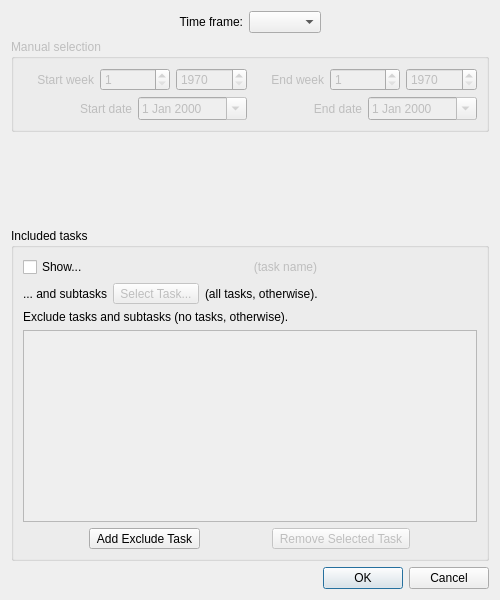
This is Charm/Widgets/ActivityReportConfigurationDialog.ui in KDAB/Charm as Qt 5 draws it before an edit. The edited form follows.
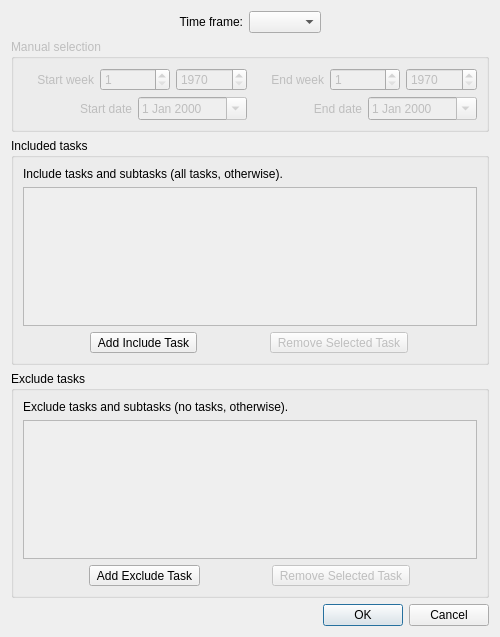
This is the edited form.

Commit message:
Allow to include multiple root tasks.
Fixes #250

Diff of the .ui file:
```diff
--- a/Charm/Widgets/ActivityReportConfigurationDialog.ui
+++ b/Charm/Widgets/ActivityReportConfigurationDialog.ui
@@ -7,7 +7,7 @@
     <x>0</x>
     <y>0</y>
     <width>500</width>
-    <height>600</height>
+    <height>637</height>
    </rect>
   </property>
   <property name="windowTitle">
@@ -201,76 +201,49 @@
      </property>
      <layout class="QVBoxLayout" name="verticalLayout_2">
       <item>
-       <layout class="QHBoxLayout" name="_3">
-        <item>
-         <widget class="QCheckBox" name="checkBoxSubTasksOnly">
-          <property name="text">
-           <string>Show...</string>
-          </property>
-         </widget>
-        </item>
-        <item>
-         <widget class="QLabel" name="labelTaskName">
-          <property name="enabled">
-           <bool>false</bool>
-          </property>
-          <property name="sizePolicy">
-           <sizepolicy hsizetype="MinimumExpanding" vsizetype="Preferred">
-            <horstretch>0</horstretch>
-            <verstretch>0</verstretch>
-           </sizepolicy>
-          </property>
-          <property name="text">
-           <string>(task name)</string>
-          </property>
-          <property name="alignment">
-           <set>Qt::AlignCenter</set>
-          </property>
-         </widget>
-        </item>
-       </layout>
+       <widget class="QLabel" name="label_5">
+        <property name="text">
+         <string>Include tasks and subtasks (all tasks, otherwise).</string>
+        </property>
+       </widget>
       </item>
       <item>
-       <layout class="QHBoxLayout" name="_4">
+       <widget class="QListWidget" name="listWidgetIncludeTask">
+        <property name="enabled">
+         <bool>false</bool>
+        </property>
+       </widget>
+      </item>
+      <item>
+       <layout class="QHBoxLayout" name="horizontalLayout_4">
         <item>
-         <widget class="QLabel" name="label_5">
+         <widget class="QToolButton" name="toolButtonAddIncludeTask">
           <property name="text">
-           <string>... and subtasks</string>
+           <string>Add Include Task</string>
           </property>
          </widget>
         </item>
         <item>
-         <widget class="QToolButton" name="toolButtonSelectTask">
+         <widget class="QToolButton" name="toolButtonRemoveIncludeTask">
           <property name="enabled">
            <bool>false</bool>
           </property>
           <property name="text">
-           <string>Select Task...</string>
+           <string>Remove Selected Task</string>
           </property>
          </widget>
         </item>
-        <item>
-         <widget class="QLabel" name="label_4">
-          <property name="text">
-           <string>(all tasks, otherwise).</string>
-          </property>
-         </widget>
-        </item>
-        <item>
-         <spacer>
-          <property name="orientation">
-           <enum>Qt::Horizontal</enum>
-          </property>
-          <property name="sizeHint" stdset="0">
-           <size>
-            <width>40</width>
-            <height>20</height>
-           </size>
-          </property>
-         </spacer>
-        </item>
        </layout>
       </item>
+     </layout>
+    </widget>
+   </item>
+   <item>
+    <widget class="QGroupBox" name="groupBox_3">
+     <property name="title">
+      <string>Exclude tasks</string>
+     </property>
+     <layout class="QVBoxLayout" name="verticalLayout_6">
       <item>
        <widget class="QLabel" name="label_6">
         <property name="text">
```
Left out of the diff: 39 changed lines with no effect on the pictures. The commit also changes 2 other files.
